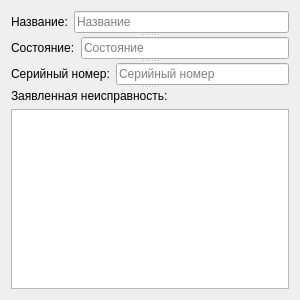
eboladev/XPPC, file devicewidget.ui: the form before one commit.
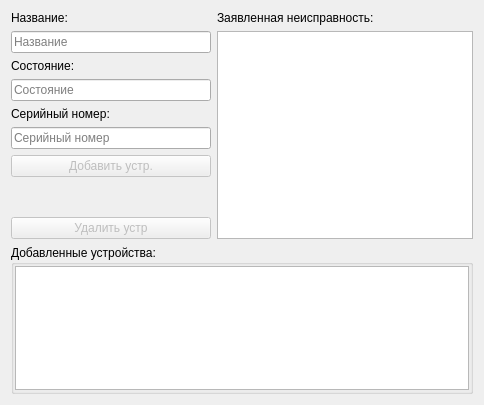
The form after the commit.

Commit message: new ticket system (client,device,ticket and realtion table for those 3, some bufixes and insignificant changes

```diff
--- a/devicewidget.ui
+++ b/devicewidget.ui
@@ -6,31 +6,16 @@
    <rect>
     <x>0</x>
     <y>0</y>
-    <width>300</width>
-    <height>300</height>
+    <width>484</width>
+    <height>405</height>
    </rect>
   </property>
-  <property name="minimumSize">
-   <size>
-    <width>300</width>
-    <height>300</height>
-   </size>
-  </property>
   <property name="windowTitle">
    <string>Form</string>
   </property>
-  <layout class="QGridLayout" name="gridLayout">
+  <layout class="QGridLayout" name="gridLayout_2">
    <item row="0" column="0">
-    <widget class="QSplitter" name="splitter_2">
-     <property name="orientation">
-      <enum>Qt::Vertical</enum>
-     </property>
-     <widget class="QSplitter" name="splitter">
-      <property name="orientation">
-       <enum>Qt::Vertical</enum>
-      </property>
-      <widget class="QWidget" name="">
-       <layout class="QHBoxLayout" name="horizontalLayout_3">
+    <layout class="QVBoxLayout" name="verticalLayout_3">
         <item>
          <widget class="QLabel" name="labelName">
           <property name="text">
@@ -40,15 +25,35 @@
         </item>
         <item>
          <widget class="QLineEdit" name="lineEditName">
+       <property name="minimumSize">
+        <size>
+         <width>200</width>
+         <height>0</height>
+        </size>
+       </property>
           <property name="placeholderText">
            <string>Название</string>
           </property>
          </widget>
         </item>
        </layout>
+   </item>
+   <item row="0" column="1" rowspan="4">
+    <layout class="QVBoxLayout" name="verticalLayout_5">
+     <item>
+      <widget class="QLabel" name="labelProblem">
+       <property name="text">
+        <string>Заявленная неисправность:</string>
+       </property>
       </widget>
-      <widget class="QWidget" name="">
-       <layout class="QHBoxLayout" name="horizontalLayout">
+     </item>
+     <item>
+      <widget class="QTextEdit" name="textEditProblem"/>
+     </item>
+    </layout>
+   </item>
+   <item row="1" column="0">
+    <layout class="QVBoxLayout" name="verticalLayout_2">
         <item>
          <widget class="QLabel" name="labelCondition">
           <property name="text">
@@ -58,15 +63,21 @@
         </item>
         <item>
          <widget class="QLineEdit" name="lineEditCondition">
+       <property name="minimumSize">
+        <size>
+         <width>200</width>
+         <height>0</height>
+        </size>
+       </property>
           <property name="placeholderText">
            <string>Состояние</string>
           </property>
          </widget>
         </item>
        </layout>
-      </widget>
-      <widget class="QWidget" name="">
-       <layout class="QHBoxLayout" name="horizontalLayout_2">
+   </item>
+   <item row="2" column="0">
+    <layout class="QVBoxLayout" name="verticalLayout">
         <item>
          <widget class="QLabel" name="labelSerial">
           <property name="text">
@@ -76,28 +87,100 @@
         </item>
         <item>
          <widget class="QLineEdit" name="lineEditSerial">
+       <property name="minimumSize">
+        <size>
+         <width>200</width>
+         <height>0</height>
+        </size>
+       </property>
           <property name="placeholderText">
            <string>Серийный номер</string>
           </property>
          </widget>
         </item>
        </layout>
-      </widget>
-     </widget>
-     <widget class="QWidget" name="">
-      <layout class="QVBoxLayout" name="verticalLayout">
+   </item>
+   <item row="3" column="0">
+    <layout class="QVBoxLayout" name="verticalLayout_6">
+     <property name="spacing">
+      <number>1</number>
+     </property>
        <item>
-        <widget class="QLabel" name="labelProblem">
+      <widget class="QPushButton" name="pushButtonAdd">
+       <property name="enabled">
+        <bool>false</bool>
+       </property>
          <property name="text">
-          <string>Заявленная неисправность:</string>
+        <string>Добавить устр.</string>
          </property>
         </widget>
        </item>
        <item>
-        <widget class="QTextEdit" name="textEditProblem"/>
-       </item>
-      </layout>
-     </widget>
+      <spacer name="verticalSpacer">
+       <property name="orientation">
+        <enum>Qt::Vertical</enum>
+       </property>
+       <property name="sizeHint" stdset="0">
+        <size>
+         <width>20</width>
+         <height>40</height>
+        </size>
+       </property>
+      </spacer>
+     </item>
+     <item>
+      <widget class="QPushButton" name="pushButtonRemove">
+       <property name="enabled">
+        <bool>false</bool>
+       </property>
+       <property name="text">
+        <string>Удалить устр</string>
+       </property>
+      </widget>
+     </item>
+    </layout>
+   </item>
+   <item row="4" column="0" colspan="2">
+    <widget class="QGroupBox" name="groupBoxAddedDevices">
+     <property name="minimumSize">
+      <size>
+       <width>0</width>
+       <height>50</height>
+      </size>
+     </property>
+     <property name="maximumSize">
+      <size>
+       <width>16777215</width>
+       <height>150</height>
+      </size>
+     </property>
+     <property name="title">
+      <string>Добавленные устройства:</string>
+     </property>
+     <property name="flat">
+      <bool>true</bool>
+     </property>
+     <layout class="QGridLayout" name="gridLayout">
+      <property name="margin">
+       <number>1</number>
+      </property>
+      <property name="spacing">
+       <number>1</number>
+      </property>
+      <item row="0" column="0">
+       <widget class="QTreeView" name="treeViewDeviceList">
+        <property name="alternatingRowColors">
+         <bool>true</bool>
+        </property>
+        <property name="indentation">
+         <number>-1</number>
+        </property>
+        <attribute name="headerVisible">
+         <bool>false</bool>
+        </attribute>
+       </widget>
+      </item>
+     </layout>
     </widget>
    </item>
   </layout>
```
Lines whose indentation alone changed are shown as unchanged. The commit also changes 10 other files.
